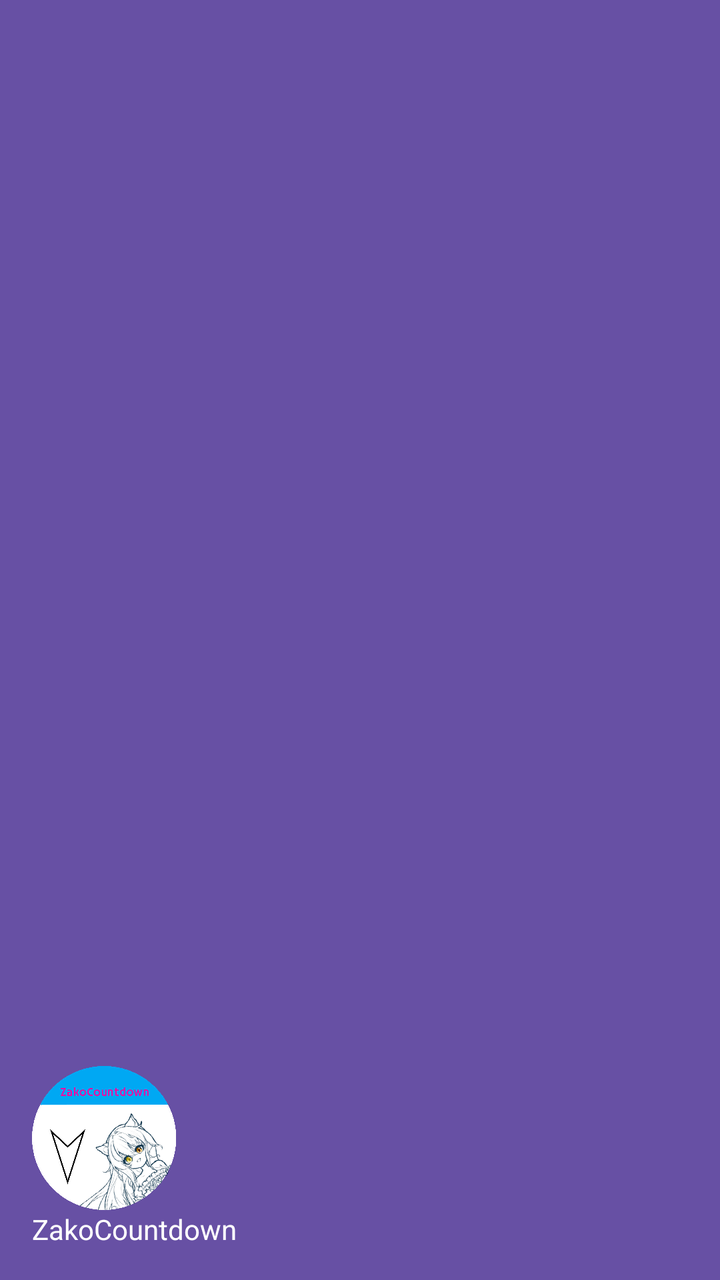
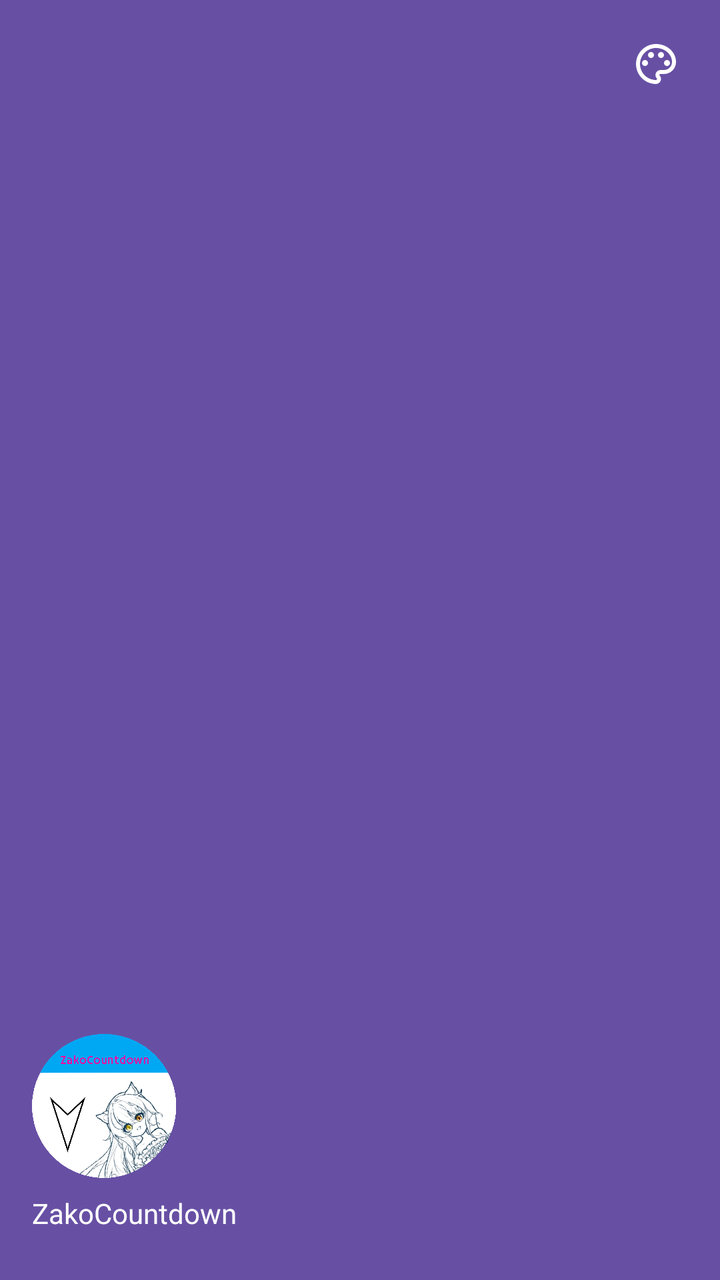

The first picture is an Android layout as it rendered before a commit; the second is the same layout after the commit. The layout source and the unified diff follow.
<!-- AndroidManifest.xml: application theme Theme.ZakoCountdown -->
<!-- res/layout/nav_header.xml -->
<?xml version="1.0" encoding="utf-8"?>

<androidx.constraintlayout.widget.ConstraintLayout
    xmlns:android="http://schemas.android.com/apk/res/android"
    xmlns:app="http://schemas.android.com/apk/res-auto"
    xmlns:tools="http://schemas.android.com/tools"
    android:layout_width="match_parent"
    android:layout_height="192dp"
    android:background="?attr/colorPrimary"
    android:padding="16dp"
    android:theme="@style/ThemeOverlay.AppCompat.Dark">

    <ImageView
        android:id="@+id/drawer_logo"
        android:layout_width="72dp"
        android:layout_height="72dp"
        android:scaleType="centerInside"
        app:layout_constraintBottom_toTopOf="@id/drawer_app_name"
        app:layout_constraintStart_toStartOf="parent"
        app:srcCompat="@drawable/logo_drawer" />

    <TextView
        android:id="@+id/drawer_app_name"
        android:layout_width="wrap_content"
        android:layout_height="wrap_content"
        android:layout_marginTop="8dp"
        android:text="@string/app_name"
        android:textAppearance="@style/TextAppearance.AppCompat.Body1"
        android:textColor="?attr/colorOnPrimary"
        app:layout_constraintBottom_toBottomOf="parent"
        app:layout_constraintStart_toStartOf="parent" />

</androidx.constraintlayout.widget.ConstraintLayout>
<!-- resources referenced by this layout -->
<resources>
  <!-- drawable logo_drawer: png bitmap (drawable, 384344 bytes) -->
  <string name="app_name">ZakoCountdown</string>
  <style name="Theme.ZakoCountdown" parent="Theme_ZakoCountdown_M3" />
  <style name="Theme_ZakoCountdown_M3" parent="Theme_ZakoCountdown_Base_M3" />
  <style name="Theme_ZakoCountdown_Base_M3" parent="Theme.Material3.DayNight.NoActionBar">
          <item name="toolbarStyle">@style/Widget.Material3.Toolbar.Surface</item>
          <item name="preferenceTheme">@style/PreferenceThemeOverlay</item>
      </style>
</resources>

<!-- the commit's change to res/layout/nav_header.xml (unified diff, before → after) -->
@@ -1,19 +1,47 @@
 <?xml version="1.0" encoding="utf-8"?>
-
 <androidx.constraintlayout.widget.ConstraintLayout
     xmlns:android="http://schemas.android.com/apk/res/android"
     xmlns:app="http://schemas.android.com/apk/res-auto"
     xmlns:tools="http://schemas.android.com/tools"
+    android:id="@+id/drawer_header_root"
     android:layout_width="match_parent"
     android:layout_height="192dp"
     android:background="?attr/colorPrimary"
-    android:padding="16dp"
     android:theme="@style/ThemeOverlay.AppCompat.Dark">
 
+    
+    <ImageView
+        android:id="@+id/drawer_header_image"
+        android:layout_width="0dp"
+        android:layout_height="0dp"
+        android:contentDescription="@string/personalization_drawer_header_pick"
+        android:scaleType="centerCrop"
+        android:visibility="gone"
+        app:layout_constraintBottom_toBottomOf="parent"
+        app:layout_constraintEnd_toEndOf="parent"
+        app:layout_constraintStart_toStartOf="parent"
+        app:layout_constraintTop_toTopOf="parent"
+        tools:ignore="ImageContrastCheck" />
+
+    
+    <View
+        android:id="@+id/drawer_header_scrim"
+        android:layout_width="0dp"
+        android:layout_height="0dp"
+        android:background="@drawable/bg_drawer_header_scrim"
+        android:visibility="gone"
+        app:layout_constraintBottom_toBottomOf="parent"
+        app:layout_constraintEnd_toEndOf="parent"
+        app:layout_constraintStart_toStartOf="parent"
+        app:layout_constraintTop_toTopOf="parent" />
+
+    
     <ImageView
         android:id="@+id/drawer_logo"
         android:layout_width="72dp"
         android:layout_height="72dp"
+        android:layout_marginStart="16dp"
+        android:layout_marginBottom="8dp"
         android:scaleType="centerInside"
         app:layout_constraintBottom_toTopOf="@id/drawer_app_name"
         app:layout_constraintStart_toStartOf="parent"
@@ -23,11 +51,29 @@
         android:id="@+id/drawer_app_name"
         android:layout_width="wrap_content"
         android:layout_height="wrap_content"
-        android:layout_marginTop="8dp"
+        android:layout_marginStart="16dp"
+        android:layout_marginBottom="24dp"
         android:text="@string/app_name"
         android:textAppearance="@style/TextAppearance.AppCompat.Body1"
         android:textColor="?attr/colorOnPrimary"
         app:layout_constraintBottom_toBottomOf="parent"
         app:layout_constraintStart_toStartOf="parent" />
 
+    
+    <ImageView
+        android:id="@+id/btn_pick_header_image"
+        android:layout_width="40dp"
+        android:layout_height="40dp"
+        android:layout_marginTop="12dp"
+        android:layout_marginEnd="12dp"
+        android:background="?attr/selectableItemBackgroundBorderless"
+        android:clickable="true"
+        android:contentDescription="@string/personalization_drawer_header_pick"
+        android:focusable="true"
+        android:padding="8dp"
+        android:tint="?attr/colorOnPrimary"
+        app:layout_constraintEnd_toEndOf="parent"
+        app:layout_constraintTop_toTopOf="parent"
+        app:srcCompat="@drawable/ic_personalization" />
+
 </androidx.constraintlayout.widget.ConstraintLayout>
<!-- resource entries referenced after the edit -->
@@ -1,7 +1,42 @@
 <!-- resources referenced by this layout -->
 <resources>
+  <!-- drawable bg_drawer_header_scrim (drawable) -->
+  <?xml version="1.0" encoding="utf-8"?>
+  <shape xmlns:android="http://schemas.android.com/apk/res/android"
+      android:shape="rectangle">
+      <gradient
+          android:angle="270"
+          android:startColor="#99000000"
+          android:centerColor="#59000000"
+          android:endColor="#26000000"
+          android:type="linear" />
+  </shape>
+  <!-- drawable ic_personalization (drawable) -->
+  <vector xmlns:android="http://schemas.android.com/apk/res/android"
+      android:tint="?attr/colorOnSurface"
+      android:width="24dp"
+      android:height="24dp"
+      android:viewportWidth="24"
+      android:viewportHeight="24">
+    <path
+        android:fillColor="@android:color/white"
+        android:pathData="M12,22C6.49,22 2,17.51 2,12S6.49,2 12,2s10,4.04 10,9c0,3.31 -2.69,6 -6,6h-1.77c-0.28,0 -0.5,0.22 -0.5,0.5c0,0.12 0.05,0.23 0.13,0.33c0.41,0.47 0.64,1.06 0.64,1.67A2.5,2.5 0,0 1,12 22zM12,4c-4.41,0 -8,3.59 -8,8s3.59,8 8,8c0.28,0 0.5,-0.22 0.5,-0.5a0.54,0.54 0,0 0,-0.14 -0.35c-0.41,-0.46 -0.63,-1.05 -0.63,-1.65a2.5,2.5 0,0 1,2.5 -2.5L16,15c2.21,0 4,-1.79 4,-4c0,-3.86 -3.59,-7 -8,-7z"/>
+    <path
+        android:fillColor="@android:color/white"
+        android:pathData="M6.5,11.5m-1.5,0a1.5,1.5 0,1 1,3 0a1.5,1.5 0,1 1,-3 0"/>
+    <path
+        android:fillColor="@android:color/white"
+        android:pathData="M9.5,7.5m-1.5,0a1.5,1.5 0,1 1,3 0a1.5,1.5 0,1 1,-3 0"/>
+    <path
+        android:fillColor="@android:color/white"
+        android:pathData="M14.5,7.5m-1.5,0a1.5,1.5 0,1 1,3 0a1.5,1.5 0,1 1,-3 0"/>
+    <path
+        android:fillColor="@android:color/white"
+        android:pathData="M17.5,11.5m-1.5,0a1.5,1.5 0,1 1,3 0a1.5,1.5 0,1 1,-3 0"/>
+  </vector>
   <!-- drawable logo_drawer: png bitmap (drawable, 384344 bytes) -->
-  <string name="app_name">ZakoCountdown</string>
+  <string name="app_name" translatable="false">ZakoCountdown</string>
+  <string name="personalization_drawer_header_pick">Choose drawer header image</string>
   <style name="Theme.ZakoCountdown" parent="Theme_ZakoCountdown_M3" />
   <style name="Theme_ZakoCountdown_M3" parent="Theme_ZakoCountdown_Base_M3" />
   <style name="Theme_ZakoCountdown_Base_M3" parent="Theme.Material3.DayNight.NoActionBar">
